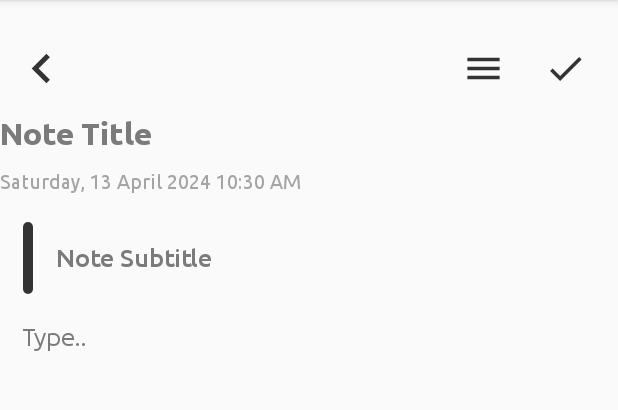
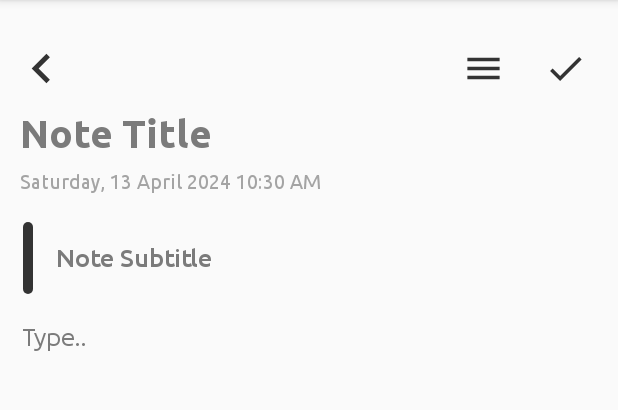
Before and after one commit to rhymLele/ProjectArd, an Android app: the CreateNoteActivity screen opened directly, with no data from a screen before it, on a phone screen of 412 x 824 dp, the part 84-494 px from its top. Run offline under Robolectric (Android 15) with nearby library versions, the phone set to English and light mode, and no system bars; our stand-ins replace sdp/ssp sizes.

Commit message:
fixing note title
fixing note title size, margin

```diff
--- a/app/src/main/res/layout/activity_create_note.xml
+++ b/app/src/main/res/layout/activity_create_note.xml
@@ -70,8 +70,9 @@
                 android:includeFontPadding="false"
                 android:inputType="text"
                 android:textColor="@color/black"
+                android:layout_marginStart="@dimen/_10sdp"
                 android:textColorHint="@color/colorTextHint"
-                android:textSize="@dimen/_16ssp"
+                android:textSize="@dimen/_20ssp"
                 app:layout_constraintTop_toBottomOf="@id/imageBack"
                 tools:layout_editor_absoluteX="16dp" />
             <TextView
```
